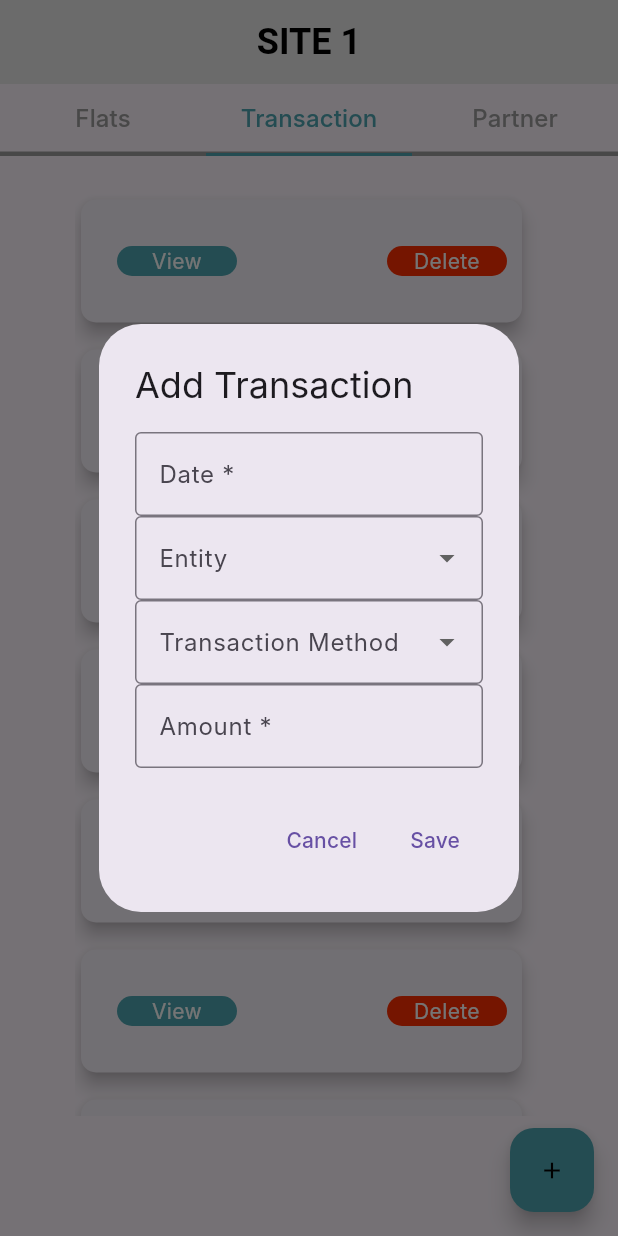
After one commit to absharul/Hisab-Desktop, a Flutter app: the Menu screen opened by its route, tab 2 chosen, after a tap on the "add" icon, on a phone screen of 412 x 824 dp. The commit adds this screen. Run offline on Flutter 3.47's test engine with Material 3 defaults, Android fonts, the phone set to English and light mode, and no system bars; our stand-ins replace go_router, objectbox, phosphor_flutter; missing offline and left inert: circular_menu; network calls fail; Roboto replaces fonts that are missing (Inter).

Commit message:
a ahs first commit

```diff
--- a/lib/main.dart
+++ b/lib/main.dart
@@ -1,14 +1,11 @@
 import 'package:flutter/material.dart';
-import 'package:hisab/objectbox.dart';
 import 'package:hisab/routes/route.dart';
 import 'package:hisab/theme.dart';
 
-late ObjectBox objectbox;
 
 Future<void> main() async {
   WidgetsFlutterBinding.ensureInitialized();
 
-  objectbox = await ObjectBox.create();
 
   runApp(const MyApp());
 }
--- a/lib/routes/route.dart
+++ b/lib/routes/route.dart
@@ -1,4 +1,5 @@
 import 'package:go_router/go_router.dart';
+import 'package:hisab/screens/menu.dart';
 import 'package:hisab/screens/screen_home.dart';
 import 'package:hisab/screens/screen_site_details.dart';
 import 'package:hisab/screens/screen_site_list.dart';
@@ -23,6 +24,10 @@ final router = GoRouter(
     GoRoute(
       path: "/sites/id",
       builder: (context, state) => const ScreenSiteDetails(),
+    ),
+    GoRoute(
+      path: "/menu",
+      builder: (context, state) => const Menu(),
     )
   ],
 );
--- /dev/null
+++ b/lib/screens/inpute_forms/add_transaction.dart
@@ -0,0 +1,142 @@
+import 'package:flutter/material.dart';
+
+void showTransactionInputDialog(BuildContext context) {
+  final TextEditingController nameController = TextEditingController();
+  final TextEditingController areaController = TextEditingController();
+  final TextEditingController priceController = TextEditingController();
+  final TextEditingController descriptionController = TextEditingController();
+  final TextEditingController chequeController = TextEditingController();
+
+  const List<String> Entityfrom = <String>['Customer', 'Vendor', 'Partner',];
+  String? selectedEntityType;
+
+  const List<String> Transactiontypes = <String>['Credit/Debit', 'Cash', 'Cheque',];
+  String? selectedTransactiontype;
+
+  bool isSold = false;
+
+  showDialog(
+    context: context,
+    builder: (BuildContext context) {
+      return AlertDialog(
+        title: Text('Add Transaction'),
+        content: SingleChildScrollView(
+          child: Column(
+            mainAxisSize: MainAxisSize.min,
+            children: [
+              Form(
+                child: Column(
+                  children: [
+                    TextFormField(
+                      keyboardType: TextInputType.datetime,
+                      controller: nameController,
+                      decoration: const InputDecoration(
+                        hintText: 'Enter Date',
+                        labelText: 'Date *',
+                      ),
+                      validator: (String? value) {
+                        return (value != null && value.contains('@'))
+                            ? 'Do not use the @ char.'
+                            : null;
+                      },
+                    ),  //flat name
+                    DropdownButtonFormField<String>(
+                      value: selectedEntityType,
+                      decoration: const InputDecoration(
+                        labelText: 'Entity',
+                      ),
+                      items: Entityfrom.map<DropdownMenuItem<String>>((String value) {
+                        return DropdownMenuItem<String>(
+                          value: value,
+                          child: Text(value),
+                        );
+                      }).toList(),
+                      onChanged: (String? newValue) {
+                        selectedEntityType = newValue;
+                      },
+                      validator: (String? value) {
+                        if (value == null || value.isEmpty) {
+                          return 'please select the entity type';
+                        }
+                        return null;
+                      },
+                    ),
+                    DropdownButtonFormField<String>(
+                      value: selectedTransactiontype,
+                      decoration: const InputDecoration(
+                        labelText: 'Transaction Method',
+                      ),
+                      items: Transactiontypes.map<DropdownMenuItem<String>>((String value) {
+                        return DropdownMenuItem<String>(
+                          value: value,
+                          child: Text(value),
+                        );
+                      }).toList(),
+                      onChanged: (String? newValue) {
+                        selectedTransactiontype = newValue;
+                      },
+                      validator: (String? value) {
+                        if (value == null || value.isEmpty) {
+                          return '';
+                        }
+                        return null;
+                      },
+                    ),
+                    if (selectedTransactiontype == 'Cheque')
+                      TextFormField(
+                        controller: chequeController,
+                        keyboardType: TextInputType.number,
+                        decoration: const InputDecoration(
+                          hintText: 'Cheque No.',
+                          labelText: 'Cheque No. *',
+                        ),
+                        validator: (String? value) {
+                          if (value == null || value.isEmpty) {
+                            return 'Please enter the cheque number';
+                          }
+                          return null;
+                        },
+                      ),
+                    TextFormField(
+                      controller: priceController,
+                      keyboardType: TextInputType.number,
+                      decoration: const InputDecoration(
+                        hintText: 'Amount',
+                        labelText: 'Amount *',
+                      ),
+                      validator: (String? value) {
+                        return (value != null && value.contains('@'))
+                            ? 'Do not use the @ char.'
+                            : null;
+                      },
+                    ), //Rate per sq foot
+                  ],
+                ),
+              )
+            ],
+          ),
+        ),
+        actions: [
+          TextButton(
+            child: Text('Cancel'),
+            onPressed: () {
+              Navigator.of(context).pop();
+            },
+          ),
+          TextButton(
+            child: const Text('Save'),
+            onPressed: () {
+              String flatName = nameController.text;
+              String flatArea = areaController.text;
+              String Rate = priceController.text;
+              String flatDescription = descriptionController.text;
+
+
+              Navigator.of(context).pop();
+            },
+          ),
+        ],
+      );
+    },
+  );
+}
--- /dev/null
+++ b/lib/screens/menu.dart
@@ -0,0 +1,48 @@
+import 'package:flutter/material.dart';
+import 'package:hisab/screens/menu_tabs/flats_tab.dart';
+import 'package:hisab/screens/menu_tabs/transaction_tab.dart';
+
+import 'menu_tabs/partner_tab.dart';
+
+class Menu extends StatelessWidget {
+  const Menu({super.key});
+
+  @override
+  Widget build(BuildContext context) {
+    return Scaffold(
+      appBar: AppBar(
+        title: const Text("SITE 1",style: TextStyle(color: Colors.black),),
+        centerTitle: true,
+        backgroundColor: Color(0xFFE9E9E9),
+      ),
+      body: const DefaultTabController(
+        length: 3,
+        child: Column(
+          children: [
+            TabBar(
+              tabs:  [
+                Tab(text: 'Flats'),
+                Tab(text: 'Transaction'),
+                Tab(text: 'Partner'),
+              ],
+              indicatorColor: Color(0xFF4EA6B2),
+              indicatorSize: TabBarIndicatorSize.tab,
+              labelStyle: TextStyle(fontSize: 16.0),
+
+            ),
+            Expanded(
+              child: TabBarView(
+                children: [
+                  FlatsTab(),
+                  TransactionTab(),
+                  PartnerTab()
+                ],
+              ),
+            ),
+          ],
+        ),
+      ),
+
+    );
+  }
+}
--- /dev/null
+++ b/lib/screens/menu_tabs/flats_tab.dart
@@ -0,0 +1,90 @@
+import 'package:flutter/material.dart';
+
+import '../inpute_forms/add_flats.dart';
+
+class FlatsTab extends StatelessWidget {
+  const FlatsTab({super.key});
+
+  @override
+  Widget build(BuildContext context) {
+    return Scaffold(
+      body: Container(
+        padding: const EdgeInsets.only(top: 20, left: 200, right: 200, bottom: 50),
+        child: GridView.builder(
+          gridDelegate: const SliverGridDelegateWithFixedCrossAxisCount(
+            crossAxisCount: 2, // Show only one card per row
+            mainAxisSpacing: 20.0,
+            crossAxisSpacing: 5.0,// Space between rows
+            childAspectRatio: 2, // Adjust the aspect ratio
+          ),
+          itemCount: 100, // Number of cards to show initially
+          itemBuilder: (context, index) {
+            return Padding(padding: const EdgeInsets.symmetric(horizontal:10,vertical: 10),
+            child: Card(
+              semanticContainer: true,
+              clipBehavior: Clip.antiAliasWithSaveLayer,
+              shape: RoundedRectangleBorder(
+                borderRadius: BorderRadius.circular(10.0),
+              ),
+              elevation: 5,
+              child: Row(
+                  mainAxisAlignment: MainAxisAlignment.start,
+                  crossAxisAlignment: CrossAxisAlignment.start,
+                  children: [
+                    Column(
+                      children: [
+                        SizedBox(
+                          width: 250,
+                          height: 125,
+                          child:   Image.network(
+                            'https://img.youtube.com/vi/E1ltJuvW7Jo/maxresdefault.jpg',
+                            fit: BoxFit.cover, // Use BoxFit.cover for better image fit
+                          ),
+                        ),
+                      ],
+                    ),
+                   Padding(padding: EdgeInsets.only(left: 50.0),
+                      child: Column(
+                        crossAxisAlignment: CrossAxisAlignment.start,
+
+                        children: [
+                          Text("Flat Name"),
+                          const SizedBox(height: 5),
+                          Text("Area: 564 sqft"),
+                          const SizedBox(height: 5),
+                          Text("Type: 2BHK"),
+                          const SizedBox(height: 5),
+                          Text("Rate per sqft: 2850"),
+                          const SizedBox(height: 5),
+                          Text("Status: Sold"),
+                          const SizedBox(height: 50),
+                          ElevatedButton(
+                                style: ElevatedButton.styleFrom(
+                                  shape: RoundedRectangleBorder(
+                                    borderRadius: BorderRadius.circular(5.0),
+                                  ),
+                                  backgroundColor: Colors.deepOrange,
+                                ),
+                                onPressed: () {},
+                                child: Text('Sell', style: TextStyle(color: Colors.white),),
+                              ),
+                            ],
+                          ),
+                      ),
+                  ],
+                ),
+            ),); // Adjust card width
+          },
+        ),
+      ),
+      floatingActionButton: FloatingActionButton(
+        backgroundColor: const Color(0xff4EA6B2),
+        foregroundColor: Colors.black,
+        onPressed: () {
+          showFlatsInputDialog(context);
+        },
+        child: const Icon(Icons.add),
+      ),
+      );
+  }
+}
--- /dev/null
+++ b/lib/screens/menu_tabs/transaction_tab.dart
@@ -0,0 +1,76 @@
+import 'package:flutter/material.dart';
+import 'package:hisab/screens/inpute_forms/add_transaction.dart';
+
+class TransactionTab extends StatelessWidget {
+  const TransactionTab({super.key});
+
+  @override
+  Widget build(BuildContext context) {
+    return  Scaffold(
+      body:  Container(
+        padding: const EdgeInsets.only(top: 20, left: 50, right: 50, bottom: 80),
+        child:  ListView.builder(
+          scrollDirection: Axis.vertical,
+          shrinkWrap: true,
+          itemCount: 200,
+          itemBuilder: (BuildContext context, int index) {
+            return Container(
+              padding: const EdgeInsets.only(top: 5,bottom: 5),
+              height: 100,
+              width: 285, // Ensure each item has a width
+              margin: const EdgeInsets.only(right: 10), // Add margin between items
+              child: Card(
+                semanticContainer: true,
+                clipBehavior: Clip.antiAliasWithSaveLayer,
+                shape: RoundedRectangleBorder(
+                  borderRadius: BorderRadius.circular(10.0),
+                ),
+                elevation: 5,
+                child: Padding(
+                  padding: EdgeInsets.symmetric(horizontal: 10.0),
+                  child: Row(
+                    mainAxisAlignment: MainAxisAlignment.end,
+                    crossAxisAlignment: CrossAxisAlignment.center,
+                    children: [
+                      Container(
+                        height: 20,
+                        width: 80,
+                        decoration: BoxDecoration(
+                          color: const Color(0xFF4EA6B2),
+                          borderRadius: BorderRadius.circular(15.0),
+                        ),
+                        child: const Text("View",style:
+                        TextStyle(color: Colors.white,
+                        ),
+                          textAlign: TextAlign.center,),
+                      ),
+                      SizedBox(width: 100,),
+                      Container(
+                        height: 20,
+                        width: 80,
+                        decoration: BoxDecoration(
+                          color: const Color(0xFFFF2E00),
+                          borderRadius: BorderRadius.circular(15.0),
+                        ),
+                        child: const Text("Delete",style: TextStyle(color: Colors.white),textAlign: TextAlign.center),
+                      ),
+                    ],
+                  ),
+                )
+
+              ),
+            );
+          },
+        )
+      ),
+      floatingActionButton: FloatingActionButton(
+        backgroundColor: const Color(0xff4EA6B2),
+        foregroundColor: Colors.black,
+        onPressed: () {
+          showTransactionInputDialog(context);
+        },
+        child: const Icon(Icons.add),
+      ),
+    );
+  }
+}
--- a/lib/screens/screen_firm_list.dart
+++ b/lib/screens/screen_firm_list.dart
@@ -1,7 +1,6 @@
 import 'dart:developer';
 
 import 'package:flutter/material.dart';
-import 'package:hisab/main.dart';
 import 'package:hisab/models/model_firm.dart';
 import 'package:phosphor_flutter/phosphor_flutter.dart';
 
@@ -69,8 +68,6 @@ class ScreenFirmListing extends StatelessWidget {
                     onPressed: () {
                       final firm = ModelFirm();
                       firm.name = nameController.text;
-                      int firmId = objectbox.store.box<ModelFirm>().put(firm);
-                      log("Firm added with id: $firmId");
                     },
                     child: const Text("Add"),
                   )
--- a/lib/screens/screen_home.dart
+++ b/lib/screens/screen_home.dart
@@ -25,7 +25,7 @@ class _ScreenHomeState extends State<ScreenHome>
     return Scaffold(
         appBar: AppBar(
           centerTitle: true,
-          title: const Text('Hisab'),
+          title: const Text('Hisab',style: TextStyle(color: Colors.black),),
         ),
         body: Column(
           children: [
--- a/lib/screens/screen_site_details.dart
+++ b/lib/screens/screen_site_details.dart
@@ -1,5 +1,7 @@
 import 'package:circular_menu/circular_menu.dart';
 import 'package:flutter/material.dart';
+
+import '../routes/route.dart';
 
 class ScreenSiteDetails extends StatelessWidget {
   const ScreenSiteDetails({super.key});
@@ -8,7 +10,7 @@ class ScreenSiteDetails extends StatelessWidget {
   Widget build(BuildContext context) {
     return Scaffold(
         appBar: AppBar(
-          title: Text("Site Detail"),
+          title: Text("Site Detail",style: TextStyle(color: Colors.black)),
         ),
         body: Padding(
           padding: const EdgeInsets.all(16.0),
@@ -17,6 +19,9 @@ class ScreenSiteDetails extends StatelessWidget {
                 itemCount: 20,
                 itemBuilder: (ctx, index) {
                   return ListTile(
+                    onTap: () {
+                      router.push("/menu");
+                    },
                     title: Text("Site $index"),
                     subtitle: Text("Address $index"),
                   );
--- a/lib/theme.dart
+++ b/lib/theme.dart
@@ -15,7 +15,7 @@ ThemeData appTheme = ThemeData(
       fontSize: 24,
       fontWeight: FontWeight.bold,
     ),
-    color: Colors.teal,
+    color: Color(0xFFE9E9E9),
     centerTitle: true,
   ),
   inputDecorationTheme: const InputDecorationTheme(
@@ -26,16 +26,16 @@ ThemeData appTheme = ThemeData(
   tabBarTheme: const TabBarTheme(
       dividerColor: Colors.grey,
       dividerHeight: 3,
-      indicatorColor: Colors.teal,
+      indicatorColor: Color(0xFF4EA6B2),
       unselectedLabelColor: Colors.grey,
-      labelColor: Colors.teal,
+      labelColor: Color(0xFF4EA6B2),
       indicatorSize: TabBarIndicatorSize.tab,
       labelStyle: TextStyle(
         fontSize: 18,
         fontWeight: FontWeight.bold,
       )),
   floatingActionButtonTheme: const FloatingActionButtonThemeData(
-    backgroundColor: Colors.teal,
+    backgroundColor: Color(0xFF4EA6B2),
     iconSize: 18,
   ),
 );
--- a/pubspec.yaml
+++ b/pubspec.yaml
@@ -44,6 +44,7 @@ dependencies:
   objectbox_flutter_libs: any
   phosphor_flutter: ^2.1.0
   circular_menu: ^4.0.0
+  drift: ^2.15.0
 
 dev_dependencies:
   flutter_test:
```
Also changed, not shown: lib/objectbox-model.json (deleted, +0 -42 lines), lib/objectbox.dart (deleted, +0 -21 lines), lib/screens/inpute_forms/add_flats.dart (added, +124 -0 lines), lib/screens/inpute_forms/add_partner.dart (added, +87 -0 lines), lib/screens/menu_tabs/partner_tab.dart (added, +76 -0 lines), lib/objectbox.g.dart (deleted), pubspec.lock.
